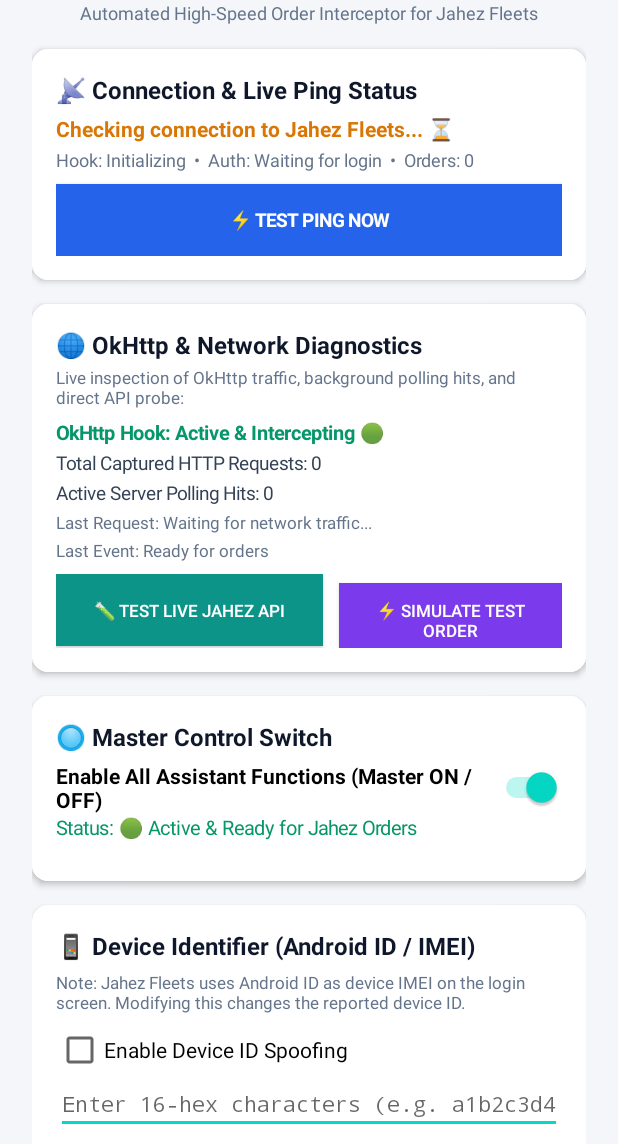
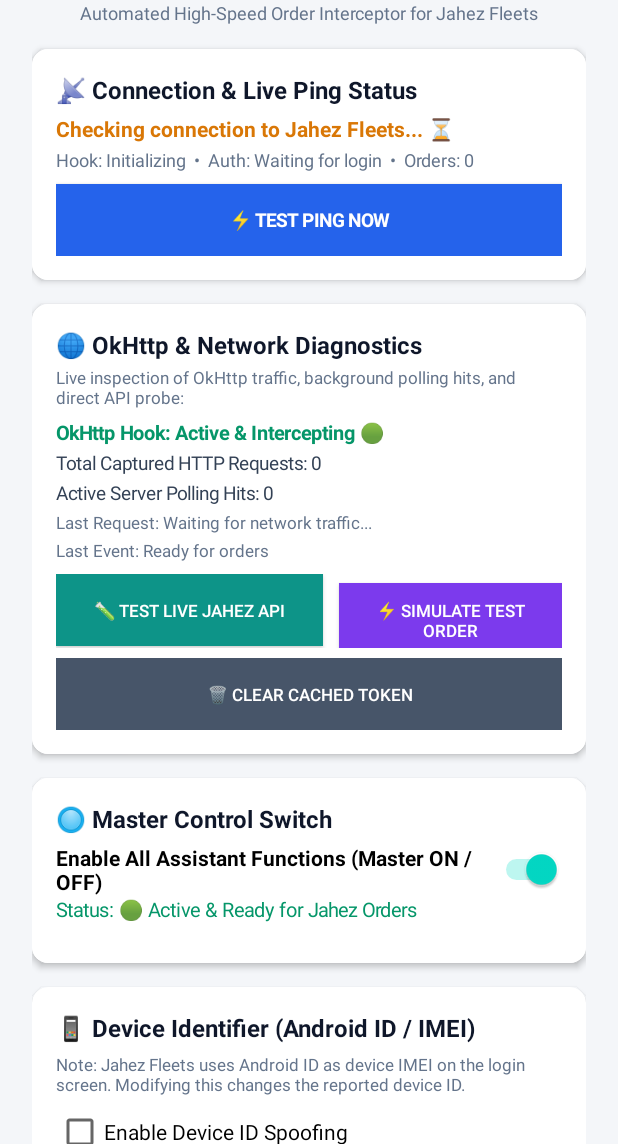
Before and after one commit to Hassinalhadi/my-saned, an Android app: the screen it shows after launch (MainActivity), on a phone screen of 412 x 824 dp, the part 92-1236 px from its top. Run offline under Robolectric (Android 15) with nearby library versions, the phone set to English and light mode, and no system bars.

Commit message:
Filter invalid tokens, auto-purge expired tokens on 401, and add Clear Token Cache button

```diff
--- a/app/src/main/java/dev/saned/assistant/ui/MainActivity.kt
+++ b/app/src/main/java/dev/saned/assistant/ui/MainActivity.kt
@@ -302,6 +302,24 @@ class MainActivity : AppCompatActivity() {
         btnRow.addView(btnSimOrder)
 
         layout.addView(btnRow)
+
+        val btnRow2 = LinearLayout(this).apply {
+            orientation = LinearLayout.HORIZONTAL
+            setPadding(0, 10, 0, 0)
+        }
+        val btnClearToken = Button(this).apply {
+            text = "🗑️ Clear Cached Token"
+            textSize = 11.5f
+            layoutParams = LinearLayout.LayoutParams(LinearLayout.LayoutParams.MATCH_PARENT, LinearLayout.LayoutParams.WRAP_CONTENT)
+            setBackgroundColor(Color.parseColor("#475569"))
+            setTextColor(Color.WHITE)
+            setOnClickListener {
+                sendClearToken()
+            }
+        }
+        btnRow2.addView(btnClearToken)
+        layout.addView(btnRow2)
+
         card.addView(layout)
         return card
     }
@@ -326,6 +344,18 @@ class MainActivity : AppCompatActivity() {
         try {
             sendBroadcast(Intent("dev.saned.assistant.ACTION_SIMULATE_ORDER"))
         } catch (_: Throwable) {}
+    }
+
+    private fun sendClearToken() {
+        val intent = Intent("dev.saned.assistant.ACTION_CLEAR_TOKEN").apply {
+            setPackage("net.jahez.fleets")
+        }
+        sendBroadcast(intent)
+        try {
+            sendBroadcast(Intent("dev.saned.assistant.ACTION_CLEAR_TOKEN"))
+        } catch (_: Throwable) {}
+        Toast.makeText(this, "Token cache cleared! Open Jahez Fleets app to refresh token.", Toast.LENGTH_LONG).show()
+        sendPing()
     }
 
     private fun sendPing() {
@@ -476,6 +506,24 @@ class MainActivity : AppCompatActivity() {
         btnRow.addView(btnCopy)
 
         layout.addView(btnRow)
+
+        val btnRow2 = LinearLayout(this).apply {
+            orientation = LinearLayout.HORIZONTAL
+            setPadding(0, 10, 0, 0)
+        }
+        val btnClearToken = Button(this).apply {
+            text = "🗑️ Clear Cached Token"
+            textSize = 11.5f
+            layoutParams = LinearLayout.LayoutParams(LinearLayout.LayoutParams.MATCH_PARENT, LinearLayout.LayoutParams.WRAP_CONTENT)
+            setBackgroundColor(Color.parseColor("#475569"))
+            setTextColor(Color.WHITE)
+            setOnClickListener {
+                sendClearToken()
+            }
+        }
+        btnRow2.addView(btnClearToken)
+        layout.addView(btnRow2)
+
         card.addView(layout)
         return card
     }
```
Also changed, not shown: app/src/main/java/dev/saned/assistant/OrderInterceptor.kt (+53 -9 lines).
